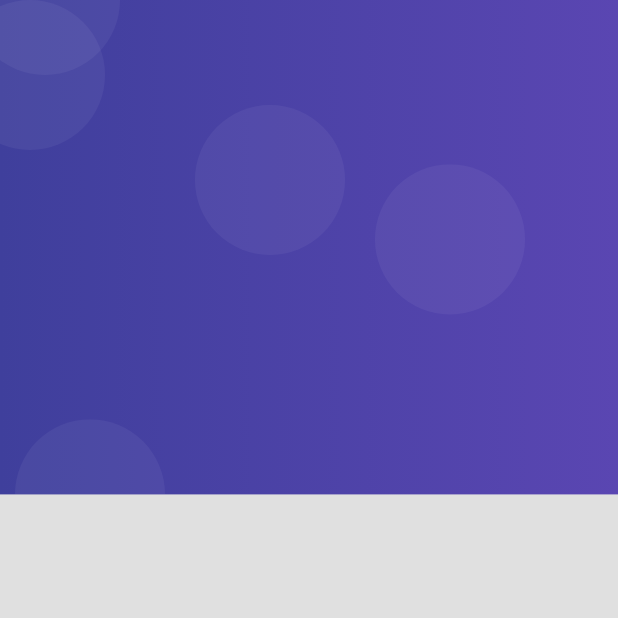
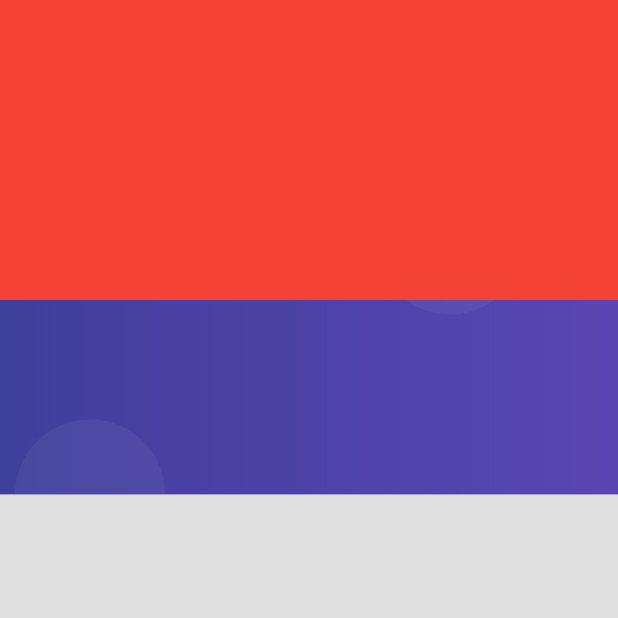
Before and after one commit to juliangranda/flutter, a Flutter app: the screen it shows after launch, on a phone screen of 412 x 824 dp, the top half of it. Run offline on Flutter 3.47's test engine with Material 2 defaults, Android fonts, the phone set to English and light mode, and no system bars; our stand-ins replace card_swiper.

Commit message:
icono central y widget con argumentos

```diff
--- a/flutter/productos_app/lib/screens/login_screen.dart
+++ b/flutter/productos_app/lib/screens/login_screen.dart
@@ -6,7 +6,13 @@ class LoginScreen extends StatelessWidget {
   @override
   Widget build(BuildContext context) {
     return Scaffold(
-      body: AuthBackground( ),
+      body: AuthBackground(
+        child: Container(
+          width: double.infinity,
+          height: 200,
+          color: Colors.red,
+        ),
+      ),
     );
   }
 }
--- a/flutter/productos_app/lib/widgets/auth_background.dart
+++ b/flutter/productos_app/lib/widgets/auth_background.dart
@@ -1,6 +1,15 @@
 import 'package:flutter/material.dart';
+//nota: para una box decoration se extrae el metodo
+//para un widget y hacer el codigo mas limpio se usa un extract widget
+class AuthBackground extends StatelessWidget {
 
-class AuthBackground extends StatelessWidget {
+  //esta parte desde widget child hasta override , lo que esta haciendo es un widget con argumentos para poner un widget en el background que va en el centro
+  final Widget child;
+  const AuthBackground({
+    Key? key,
+     required this.child
+    }) : super(key: key);
+
 
 
   @override
@@ -14,7 +23,33 @@ class AuthBackground extends StatelessWidget {
         children: [
           _PurpleBox(),
 
+          //safeArea se usa para evitar una zona negra que tienen los celulares
+          //se uso click+. y extract widget para poner mas limpio el codigo
+          _HeaderIcon(),
+
+          //llamamos widget con argumento
+          this.child,
+
         ],
+      ),
+    );
+  }
+}
+
+class _HeaderIcon extends StatelessWidget {
+  const _HeaderIcon({
+    Key? key,
+  }) : super(key: key);
+
+  @override
+  Widget build(BuildContext context) {
+    return SafeArea(
+      child: Container(
+        width: double.infinity,
+        margin: EdgeInsets.only(top:30),
+        /* height: 200,
+        color: Colors.red, */
+        child: Icon(Icons.person_pin, color:Colors.white, size: 100,),
       ),
     );
   }
@@ -31,6 +66,7 @@ class _PurpleBox extends StatelessWidget {
       width: double.infinity,
       height: size.height * 0.4,
       //box decoration puede crecer con algunas caracteristicas adicionales
+      //_purplebackground es un extract decoration pq se esta usando en una boxDecoration
       decoration: _purpleBackground(),
       child: Stack(
         children: [
```
